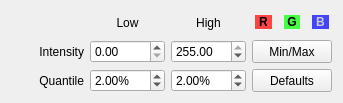
Qt form Code/Common/mvdColorBandDynamicsWidget.ui (orfeotoolbox/OTB) before a commit.
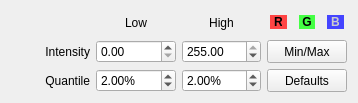
The same form after that commit.

Commit message: ENH: Adding tooltips for color dynamics

```diff
--- a/Code/Common/mvdColorBandDynamicsWidget.ui
+++ b/Code/Common/mvdColorBandDynamicsWidget.ui
@@ -6,7 +6,7 @@
    <rect>
     <x>0</x>
     <y>0</y>
-    <width>343</width>
+    <width>358</width>
     <height>103</height>
    </rect>
   </property>
```
Left out of the diff: 18 changed lines with no effect on the pictures.
